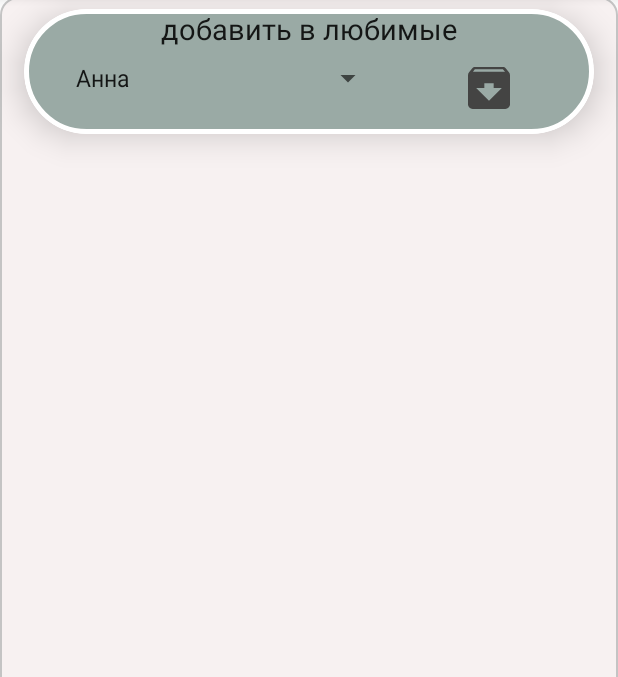
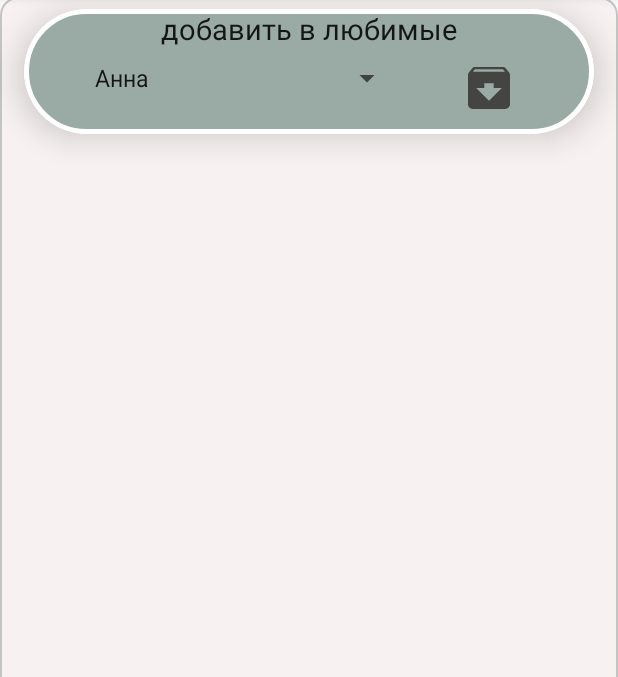
Before and after one commit to VoBlin63/Look4Films, an Android app: the fragment FragmentFavorites placed in its activity, on a phone screen of 412 x 824 dp, the part 87-764 px from its top. Run offline under Robolectric (Android 15) with nearby library versions, the phone set to English and light mode, and no system bars.

Commit message:
подправил spinner в разметке - на телефоне он уехал

```diff
--- a/app/src/main/res/layout/favorites_add_card.xml
+++ b/app/src/main/res/layout/favorites_add_card.xml
@@ -1,5 +1,6 @@
 <androidx.cardview.widget.CardView xmlns:android="http://schemas.android.com/apk/res/android"
     xmlns:app="http://schemas.android.com/apk/res-auto"
+    xmlns:tools="http://schemas.android.com/tools"
     android:id="@+id/cardRecycler"
     android:layout_width="match_parent"
     android:layout_height="wrap_content"
@@ -15,7 +16,7 @@
     app:layout_constraintRight_toRightOf="parent"
     app:layout_constraintTop_toTopOf="parent">
 
-    <androidx.constraintlayout.widget.ConstraintLayout xmlns:tools="http://schemas.android.com/tools"
+    <androidx.constraintlayout.widget.ConstraintLayout
         android:layout_width="match_parent"
         android:layout_height="@dimen/recyclerFavoritesItemHeight"
         android:background="@drawable/recycler_add_favorites_back"
@@ -29,7 +30,8 @@
             android:layout_marginEnd="@dimen/recyclerFavoritesCornerRadius"
             android:src="@drawable/ic_to_favorite"
             app:layout_constraintEnd_toEndOf="parent"
-            app:layout_constraintTop_toBottomOf="@id/favoritesAddTitle">
+            app:layout_constraintTop_toBottomOf="@id/favoritesAddTitle"
+            tools:ignore="ContentDescription">
 
         </ImageView>
 
@@ -38,8 +40,10 @@
             style="@style/Recycler.Name"
             android:layout_width="wrap_content"
             android:layout_height="wrap_content"
-            android:layout_marginEnd="@dimen/recyclerFavoritesCornerRadius"
+            android:layout_marginStart="@dimen/favoritesSpinnerGap"
+            android:layout_marginEnd="@dimen/favoritesSpinnerGap"
             app:layout_constraintEnd_toStartOf="@id/favoritesAddButton"
+            app:layout_constraintStart_toStartOf="parent"
             app:layout_constraintTop_toTopOf="@id/favoritesAddButton">
 
         </Spinner>
--- a/app/src/main/res/values/dimens.xml
+++ b/app/src/main/res/values/dimens.xml
@@ -37,5 +37,6 @@
     <dimen name="collapsingTBLMarginStart">48dp</dimen>
     <dimen name="widgetMargin">17dp</dimen>
     <dimen name="serviceIconSize">24dp</dimen>
+    <dimen name="favoritesSpinnerGap">17dp</dimen>
 
 </resources>
```
